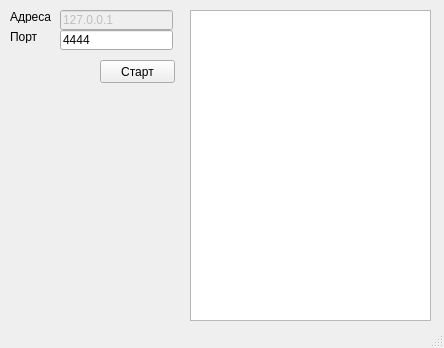
The window that myServer/server.ui (mykolasopushynskyi/Kursec) describes before a commit, drawn with Qt 5.
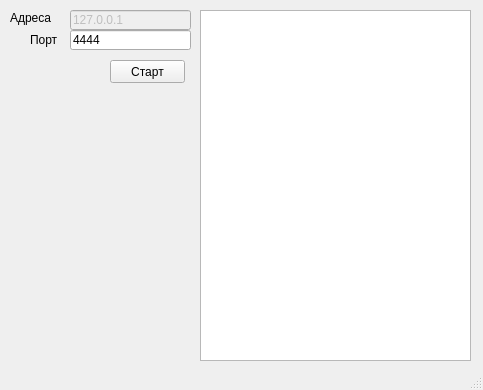
The same window after the commit.

```diff
--- a/myServer/server.ui
+++ b/myServer/server.ui
@@ -9,8 +9,8 @@
    <rect>
     <x>0</x>
     <y>0</y>
-    <width>444</width>
-    <height>348</height>
+    <width>483</width>
+    <height>390</height>
    </rect>
   </property>
   <property name="windowTitle">
@@ -20,7 +20,7 @@
    <widget class="QPushButton" name="start">
     <property name="geometry">
      <rect>
-      <x>100</x>
+      <x>110</x>
       <y>60</y>
       <width>75</width>
       <height>23</height>
@@ -36,9 +36,9 @@
     </property>
     <property name="geometry">
      <rect>
-      <x>60</x>
+      <x>70</x>
       <y>10</y>
-      <width>113</width>
+      <width>121</width>
       <height>20</height>
      </rect>
     </property>
@@ -49,9 +49,9 @@
    <widget class="QLineEdit" name="port">
     <property name="geometry">
      <rect>
-      <x>60</x>
+      <x>70</x>
       <y>30</y>
-      <width>113</width>
+      <width>121</width>
       <height>20</height>
      </rect>
     </property>
@@ -64,8 +64,8 @@
      <rect>
       <x>10</x>
       <y>10</y>
-      <width>46</width>
-      <height>13</height>
+      <width>61</width>
+      <height>16</height>
      </rect>
     </property>
     <property name="text">
@@ -75,10 +75,10 @@
    <widget class="QLabel" name="label_2">
     <property name="geometry">
      <rect>
-      <x>10</x>
+      <x>30</x>
       <y>30</y>
-      <width>46</width>
-      <height>13</height>
+      <width>41</width>
+      <height>20</height>
      </rect>
     </property>
     <property name="text">
@@ -88,10 +88,10 @@
    <widget class="QTextEdit" name="message">
     <property name="geometry">
      <rect>
-      <x>190</x>
+      <x>200</x>
       <y>10</y>
-      <width>241</width>
-      <height>311</height>
+      <width>271</width>
+      <height>351</height>
      </rect>
     </property>
    </widget>
```
